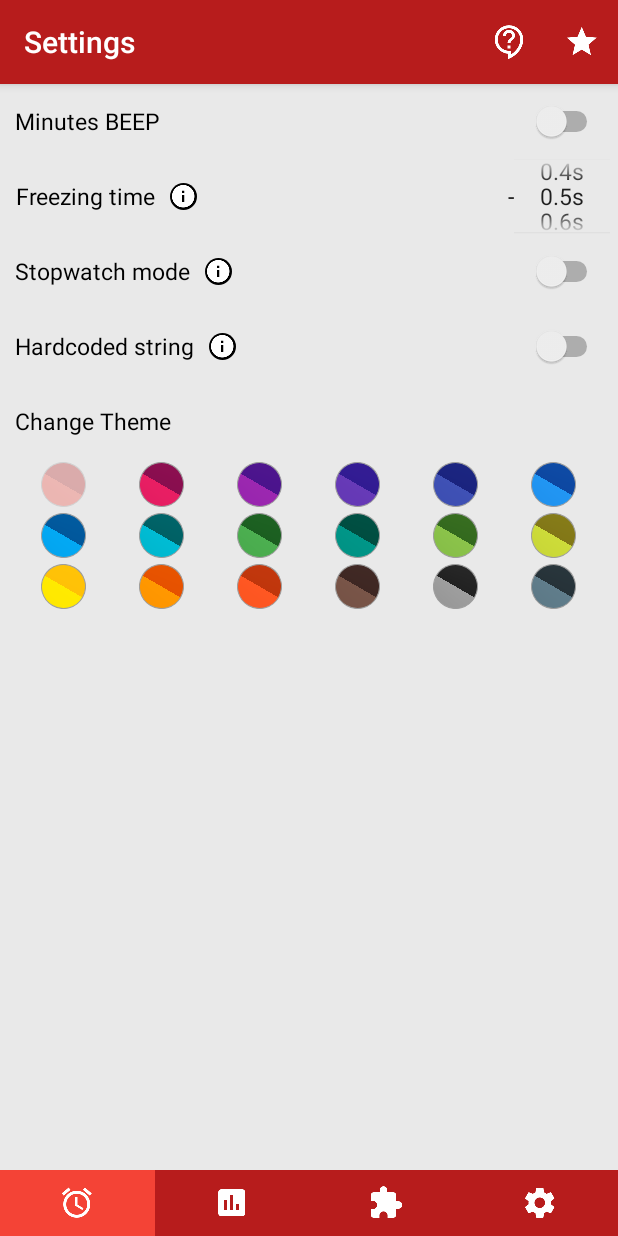
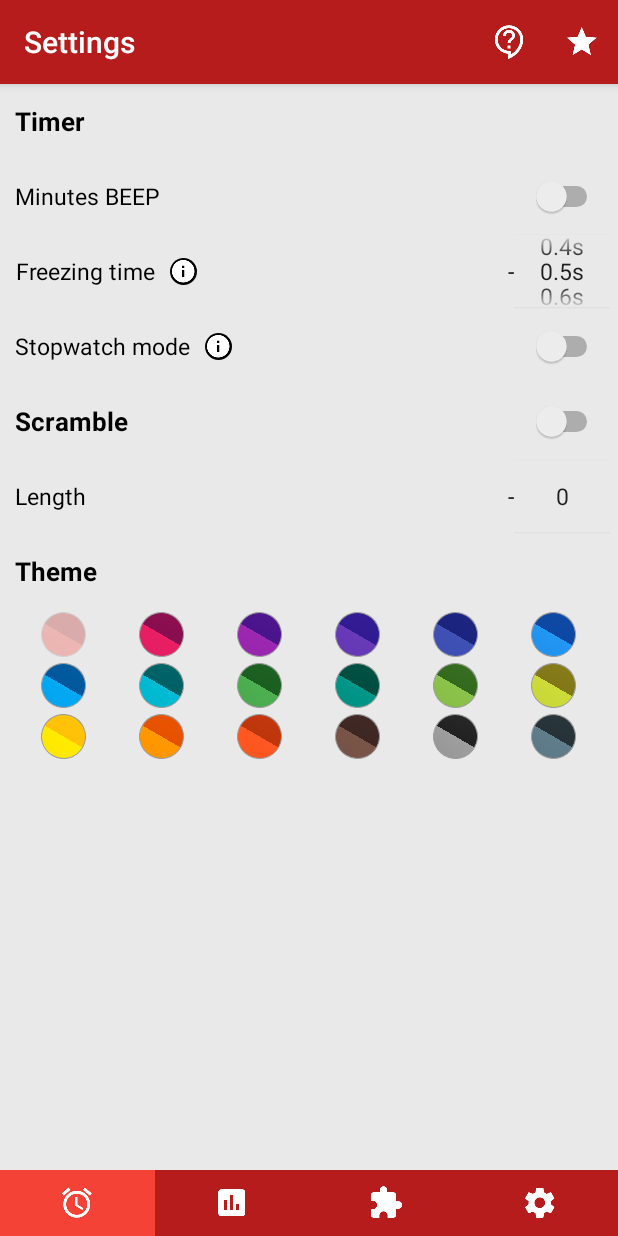
Before and after one commit to jdediegomrt/CubeMaster, an Android app: the fragment SettingsFragment placed in its activity, on a phone screen of 412 x 824 dp. Run offline under Robolectric (Android 15) with nearby library versions, the phone set to English and light mode, and no system bars; our stand-ins replace AdMob.

Commit message:
classify settings & scramble length

```diff
--- a/app/src/main/java/com/jaimedediego/cubemaster/config/PrefsConfig.java
+++ b/app/src/main/java/com/jaimedediego/cubemaster/config/PrefsConfig.java
@@ -59,8 +59,8 @@ public class PrefsConfig {
             editor.putBoolean("ratedOrNever", false);
             editor.apply();
         }
-        if(!prefs.contains("wholeCubeRotations")){
-            editor.putBoolean("wholeCubeRotations", false);
+        if(!prefs.contains("scramble")){
+            editor.putBoolean("scramble", false);
             editor.apply();
         }
     }
--- a/app/src/main/java/com/jaimedediego/cubemaster/methods/PrefsMethods.java
+++ b/app/src/main/java/com/jaimedediego/cubemaster/methods/PrefsMethods.java
@@ -89,16 +89,16 @@ public class PrefsMethods {
     }
 
 
-    public boolean isWholeCubeRotationsEnabled(){
-        if(prefsConfig.prefs.getBoolean("wholeCubeRotations", false)){
+    public boolean isScrambleEnabled(){
+        if(prefsConfig.prefs.getBoolean("scramble", false)){
             return true;
         } else {
             return false;
         }
     }
 
-    public void setWholeCubeRotations(boolean wholeCubeRotations){
-        prefsConfig.editor.putBoolean("wholeCubeRotations", wholeCubeRotations);
+    public void setScramble(boolean wholeCubeRotations){
+        prefsConfig.editor.putBoolean("scramble", wholeCubeRotations);
         prefsConfig.editor.apply();
     }
 }
--- a/app/src/main/java/com/jaimedediego/cubemaster/methods/ScrambleMethods.java
+++ b/app/src/main/java/com/jaimedediego/cubemaster/methods/ScrambleMethods.java
@@ -23,11 +23,11 @@ public class ScrambleMethods {
         if(size%2!=0){
             allSides.addAll(Constants.getInstance().oddNumberNxNxN);
         }
-        if(PrefsMethods.getInstance().isWholeCubeRotationsEnabled()){
+        /*if(PrefsMethods.getInstance().isWholeCubeRotationsEnabled()){
             allSides.add("X");
             allSides.add("Y");
             allSides.add("Z");
-        }
+        }*/
         List<String> extSides = Constants.getInstance().NxNxN;
         for(int i = 0; i < (size/2); i++){
             for(int j = 0; j < extSides.size(); j++){
--- a/app/src/main/java/com/jaimedediego/cubemaster/utils/Constants.java
+++ b/app/src/main/java/com/jaimedediego/cubemaster/utils/Constants.java
@@ -4,6 +4,10 @@ import java.util.Arrays;
 import java.util.List;
 
 public class Constants {
+
+    public String freezingTimeSelector[]= {"0.0s", "0.1s", "0.2s", "0.3s", "0.4s", "0.5s", "0.6s", "0.7s", "0.8s", "0.9s", "1.0s"};
+
+    public int maxScrambleLength = 60;
 
     public List<String> NxNxN = Arrays.asList("U", "F", "R", "B", "L", "D");
 
@@ -22,4 +26,5 @@ public class Constants {
         }
         return instance;
     }
+
 }
--- a/app/src/main/java/com/jaimedediego/cubemaster/view/SettingsFragment.java
+++ b/app/src/main/java/com/jaimedediego/cubemaster/view/SettingsFragment.java
@@ -26,6 +26,7 @@ import com.jaimedediego.cubemaster.config.PrefsConfig;
 import com.jaimedediego.cubemaster.methods.DatabaseMethods;
 import com.jaimedediego.cubemaster.methods.PrefsMethods;
 import com.jaimedediego.cubemaster.R;
+import com.jaimedediego.cubemaster.utils.Constants;
 import com.jaimedediego.cubemaster.utils.Session;
 import com.jaimedediego.cubemaster.view.Adapters.ColorsAdapter;
 import com.jaimedediego.cubemaster.view.Dialogs.ContactDialog;
@@ -35,12 +36,12 @@ import com.jaimedediego.cubemaster.view.Dialogs.RestartDialog;
 public class SettingsFragment extends Fragment {
 
     private OnFragmentInteractionListener mListener;
-    String freezingTimeSelector[]= {"0.0s", "0.1s", "0.2s", "0.3s", "0.4s", "0.5s", "0.6s", "0.7s", "0.8s", "0.9s", "1.0s"};
 
     @Override
     public void onCreate(Bundle savedInstanceState) {
         super.onCreate(savedInstanceState);
         setHasOptionsMenu(true);
+
     }
 
     @Override
@@ -71,19 +72,17 @@ public class SettingsFragment extends Fragment {
 
         final Switch beep = v.findViewById(R.id.beep_switch);
         final Switch pause = v.findViewById(R.id.stopwatch_switch);
-        final Switch wholeCubeRotation = v.findViewById(R.id.wholecuberotations_switch);
+        final Switch scramble = v.findViewById(R.id.scramble_switch);
         final ImageButton stopwatchInfoButton = v.findViewById(R.id.stopwatch_info);
-        final ImageButton wholeCubeRotationInfoButton = v.findViewById(R.id.wholecuberotations_info);
         final NumberPicker freezingTime = v.findViewById(R.id.frtime_setter);
+        final NumberPicker scrambleLength = v.findViewById(R.id.scramblelength_setter);
         final GridView gridView = v.findViewById(R.id.color_gridview);
         final ImageButton frTimeInfoButton = v.findViewById(R.id.frtime_info);
         final LinearLayout settingsLayout = v.findViewById(R.id.settings_layout);
         final TextView frTimeInfoText = v.findViewById(R.id.frtime_info_text);
         final TextView stopwatchInfoText = v.findViewById(R.id.stopwatch_info_text);
-        final TextView wholeCubeRotationInfoText = v.findViewById(R.id.wholecuberotations_info_text);
         final ViewGroup.LayoutParams frTimeParams = frTimeInfoText.getLayoutParams();
         final ViewGroup.LayoutParams stopwatchParams = stopwatchInfoText.getLayoutParams();
-        final ViewGroup.LayoutParams wholeCubeRotationParams = wholeCubeRotationInfoText.getLayoutParams();
 
         if (Build.VERSION.SDK_INT >= Build.VERSION_CODES.JELLY_BEAN) {
             LayoutTransition layoutTransition = settingsLayout.getLayoutTransition();
@@ -92,7 +91,7 @@ public class SettingsFragment extends Fragment {
 
         freezingTime.setMaxValue(10);
         freezingTime.setMinValue(0);
-        freezingTime.setDisplayedValues(freezingTimeSelector);
+        freezingTime.setDisplayedValues(Constants.getInstance().freezingTimeSelector);
         freezingTime.setWrapSelectorWheel(true);
         freezingTime.setValue(PrefsMethods.getInstance().getFreezingTime()/100);
 
@@ -107,8 +106,8 @@ public class SettingsFragment extends Fragment {
             pause.setChecked(true);
         }
 
-        if(PrefsMethods.getInstance().isWholeCubeRotationsEnabled()){
-            wholeCubeRotation.setChecked(true);
+        if(PrefsMethods.getInstance().isScrambleEnabled()){
+            scramble.setChecked(true);
         }
 
         frTimeInfoButton.setOnClickListener(new View.OnClickListener() {
@@ -161,27 +160,13 @@ public class SettingsFragment extends Fragment {
             }
         });
 
-        wholeCubeRotation.setOnClickListener(new View.OnClickListener() {
+        scramble.setOnClickListener(new View.OnClickListener() {
             @Override
             public void onClick(View view) {
-                if(wholeCubeRotation.isChecked()){
-                    PrefsMethods.getInstance().setWholeCubeRotations(true);
+                if(scramble.isChecked()){
+                    PrefsMethods.getInstance().setScramble(true);
                 } else {
-                    PrefsMethods.getInstance().setWholeCubeRotations(false);
-                }
-            }
-        });
-
-        wholeCubeRotationInfoButton.setOnClickListener(new View.OnClickListener() {
-            @Override
-            public void onClick(View view) {
-                if(wholeCubeRotationInfoText.getHeight()!=0){
-                    wholeCubeRotationInfoButton.setColorFilter(null);
-                    wholeCubeRotationInfoText.setLayoutParams(wholeCubeRotationParams);
-                } else {
-                    wholeCubeRotationInfoButton.setColorFilter(Session.getInstance().lightColorTheme);
-                    RelativeLayout.LayoutParams layoutParams = new RelativeLayout.LayoutParams(RelativeLayout.LayoutParams.MATCH_PARENT, RelativeLayout.LayoutParams.WRAP_CONTENT);
-                    wholeCubeRotationInfoText.setLayoutParams(layoutParams);
+                    PrefsMethods.getInstance().setScramble(false);
                 }
             }
         });
--- a/app/src/main/res/layout/fragment_settings.xml
+++ b/app/src/main/res/layout/fragment_settings.xml
@@ -13,6 +13,25 @@
         android:layout_width="match_parent"
         android:layout_height="wrap_content"
         android:orientation="vertical">
+
+
+        <RelativeLayout
+            android:layout_width="match_parent"
+            android:layout_height="50dp"
+            android:paddingStart="10dp"
+            android:paddingEnd="10dp">
+
+            <TextView
+                android:layout_width="wrap_content"
+                android:layout_height="50dp"
+                android:gravity="center"
+                android:text="@string/timer_settings"
+                android:layout_centerVertical="true"
+                android:textColor="@color/md_black_1000"
+                android:textSize="17sp"
+                android:textStyle="bold"/>
+
+        </RelativeLayout>
 
         <RelativeLayout
             android:layout_width="match_parent"
@@ -43,7 +62,6 @@
 
         <RelativeLayout
             android:layout_width="match_parent"
-            android:minHeight="50dp"
             android:layout_height="50dp"
             android:paddingStart="10dp"
             android:paddingLeft="10dp"
@@ -181,41 +199,24 @@
 
         <RelativeLayout
             android:layout_width="match_parent"
-            android:minHeight="50dp"
             android:layout_height="50dp"
             android:paddingStart="10dp"
-            android:paddingLeft="10dp"
-            android:paddingEnd="10dp"
-            android:paddingRight="10dp">
+            android:paddingEnd="10dp">
 
             <TextView
-                android:id="@+id/wholecuberotations_text"
                 android:layout_width="wrap_content"
                 android:layout_height="50dp"
-                android:text="Hardcoded string"
+                android:gravity="center"
+                android:text="@string/scramble_settings"
                 android:layout_centerVertical="true"
-                android:gravity="center"
                 android:textColor="@color/md_black_1000"
-                android:textSize="15sp"/>
-
-            <ImageButton
-                android:id="@+id/wholecuberotations_info"
-                android:layout_marginLeft="10dp"
-                android:layout_marginStart="10dp"
-                android:contentDescription="@string/selected"
-                android:layout_centerVertical="true"
-                android:gravity="center"
-                android:background="@drawable/background_info_button"
-                android:layout_width="wrap_content"
-                android:layout_height="wrap_content"
-                android:src="@drawable/ic_info_white_18dp"
-                android:layout_toRightOf="@id/wholecuberotations_text"
-                android:layout_toEndOf="@id/wholecuberotations_text"/>
+                android:textSize="17sp"
+                android:textStyle="bold"/>
 
             <Switch
                 android:layout_alignParentRight="true"
                 android:layout_alignParentEnd="true"
-                android:id="@+id/wholecuberotations_switch"
+                android:id="@+id/scramble_switch"
                 android:layout_centerVertical="true"
                 android:layout_width="wrap_content"
                 android:layout_height="wrap_content"/>
@@ -223,22 +224,42 @@
         </RelativeLayout>
 
         <RelativeLayout
-            android:id="@+id/wholecuberotations_info_layout"
             android:layout_width="match_parent"
-            android:layout_height="wrap_content"
+            android:layout_height="50dp"
             android:paddingStart="10dp"
             android:paddingLeft="10dp"
-            android:paddingEnd="10dp"
-            android:paddingRight="10dp">
+            android:paddingEnd="5dp"
+            android:paddingRight="5dp">
 
             <TextView
-                android:id="@+id/wholecuberotations_info_text"
-                android:layout_width="0dp"
-                android:layout_height="0dp"
-                android:text="Hardcoded string"
+                android:id="@+id/scramblelength_text"
+                android:layout_width="wrap_content"
+                android:layout_height="50dp"
+                android:text="@string/scramble_length"
                 android:layout_centerVertical="true"
+                android:gravity="center"
                 android:textColor="@color/md_black_1000"
-                android:textSize="13sp"/>
+                android:textSize="15sp"/>
+
+            <TextView
+                android:layout_width="wrap_content"
+                android:layout_height="wrap_content"
+                android:text="@string/selected"
+                android:layout_centerVertical="true"
+                android:layout_toLeftOf="@+id/scramblelength_setter"
+                android:layout_toStartOf="@+id/scramblelength_setter"
+                android:textColor="@color/md_black_1000"
+                android:textSize="15sp"/>
+
+            <NumberPicker
+                android:theme="@style/NumberPickerText"
+                android:layout_alignParentRight="true"
+                android:layout_alignParentEnd="true"
+                android:id="@+id/scramblelength_setter"
+                android:layout_centerVertical="true"
+                android:descendantFocusability="blocksDescendants"
+                android:layout_width="wrap_content"
+                android:layout_height="match_parent"/>
 
         </RelativeLayout>
 
@@ -255,7 +276,8 @@
                 android:text="@string/change_theme"
                 android:layout_centerVertical="true"
                 android:textColor="@color/md_black_1000"
-                android:textSize="15sp"/>
+                android:textSize="17sp"
+                android:textStyle="bold"/>
 
         </RelativeLayout>
 
--- a/app/src/main/res/values/strings.xml
+++ b/app/src/main/res/values/strings.xml
@@ -27,7 +27,7 @@
     <string name="average">Average</string>
     <string name="current_average_of_5">Current average of 5</string>
     <string name="current_average_of_10">Current average of 10</string>
-    <string name="change_theme">Change Theme</string>
+    <string name="change_theme">Theme</string>
     <string name="coloured_timer">Coloured Timer</string>
     <string name="minutes_beep">Minutes BEEP</string>
     <string name="times_detail">Times detail</string>
@@ -79,4 +79,7 @@
     <string name="contact_us">Contact us</string>
     <string name="send">send</string>
     <string name="default_notification_channel_id">defaultChannelId</string>
+    <string name="timer_settings">Timer</string>
+    <string name="scramble_settings">Scramble</string>
+    <string name="scramble_length">Length</string>
 </resources>
```
Also changed, not shown: 1 other file.
